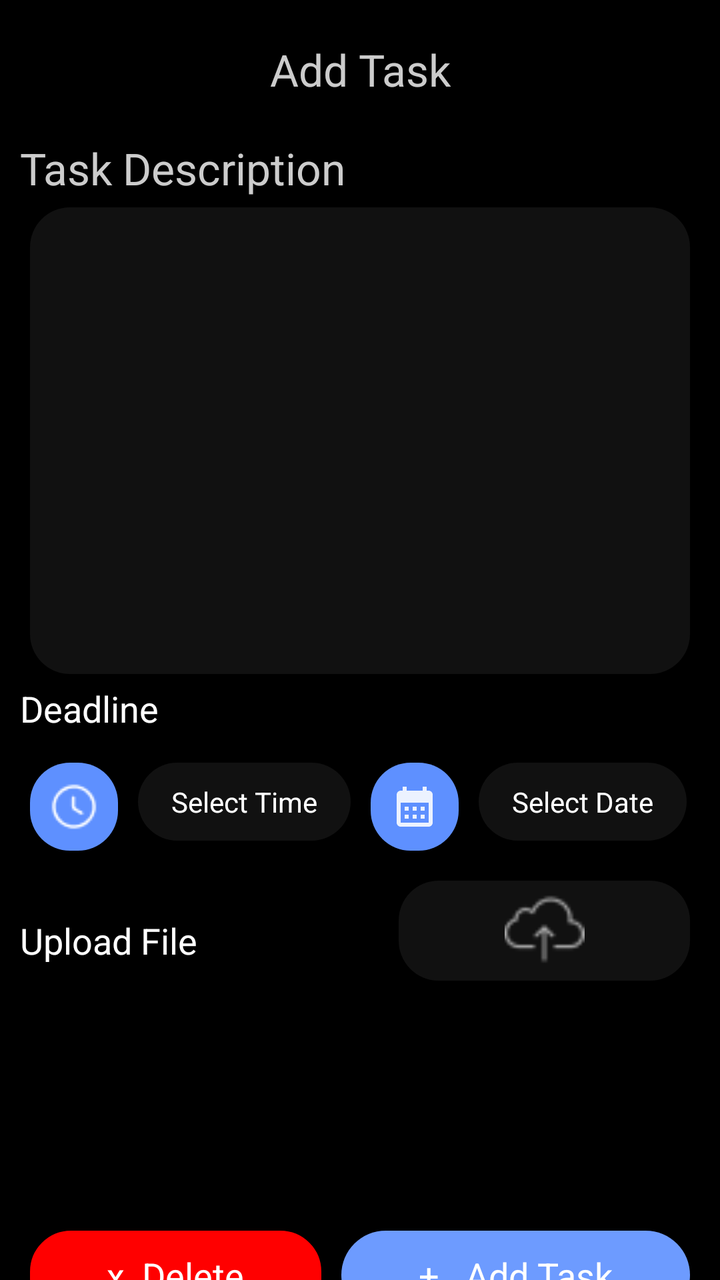
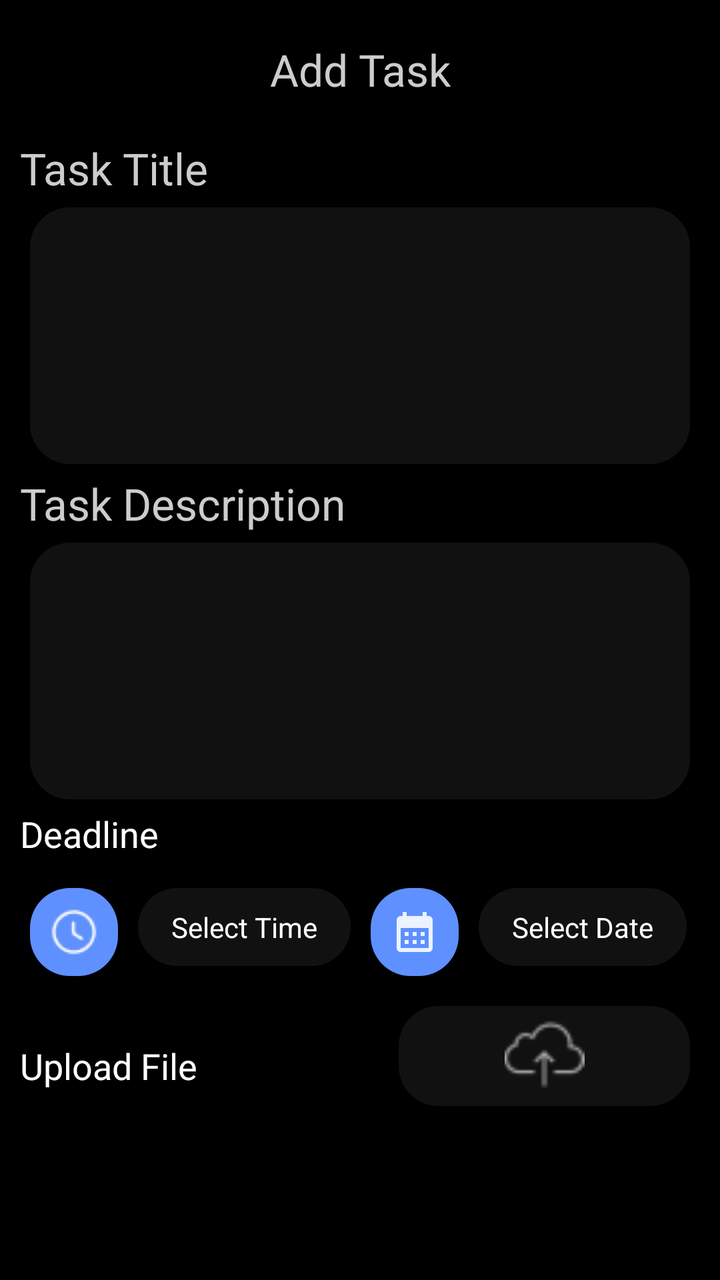

Compare the two renders of this Android layout. The source of the first and the diff that turns it into the second are given below.
<!-- AndroidManifest.xml: application theme AppTheme -->
<!-- res/layout/fragment_new_task.xml -->
<?xml version="1.0" encoding="utf-8"?>
<layout>

    <ScrollView xmlns:android="http://schemas.android.com/apk/res/android"
        xmlns:app="http://schemas.android.com/apk/res-auto"
        xmlns:tools="http://schemas.android.com/tools"
        android:layout_width="match_parent"
        android:layout_height="match_parent"
        android:background="@android:color/black"
        android:clickable="true">

        <LinearLayout
            android:layout_width="match_parent"
            android:layout_height="match_parent"

            android:orientation="vertical"
            android:padding="@dimen/_10dp"
            tools:context=".manager.activity.fragment.NewTaskFragment">

            <LinearLayout
                android:layout_width="match_parent"
                android:layout_height="wrap_content"
                android:layout_marginTop="10dp"
                android:layout_marginBottom="@dimen/_20dp">

                <ImageView

                    android:id="@+id/backBtn"
                    android:layout_width="wrap_content"
                    android:layout_height="wrap_content"
                    android:layout_marginStart="25dp"
                    android:src="@drawable/backbutton"
                    android:visibility="gone" />

                <TextView
                    android:layout_width="match_parent"
                    android:layout_height="wrap_content"
                    android:gravity="center"
                    android:text="Add Task"
                    android:textColor="@color/greyforText"
                    android:textSize="22sp" />
            </LinearLayout>

            <TextView
                android:layout_width="match_parent"
                android:layout_height="wrap_content"
                android:gravity="start"
                android:text="Task Description"
                android:textColor="@color/greyforText"
                android:textSize="22sp" />

            <ScrollView
                android:layout_width="match_parent"
                android:layout_height="wrap_content"
                android:layout_margin="5dp"
                android:fillViewport="true">

                <EditText
                    android:id="@+id/taskDescription"
                    android:layout_width="match_parent"
                    android:layout_height="wrap_content"
                    android:layout_gravity="top"
                    android:background="@drawable/grey_bg_rounded"
                    android:gravity="top"
                    android:inputType="textMultiLine"
                    android:isScrollContainer="true"
                    android:lines="10"
                    android:padding="10dp"
                    android:textColor="@color/white" />
            </ScrollView>

            <TextView
                android:layout_width="wrap_content"
                android:layout_height="wrap_content"
                android:layout_weight="1"
                android:text="Deadline"
                android:textColor="@color/white"
                android:textSize="18dp" />

            <LinearLayout
                android:layout_width="match_parent"
                android:layout_height="wrap_content"
                android:layout_marginTop="@dimen/_10">

                <ImageView
                    android:id="@+id/time"
                    android:layout_width="wrap_content"
                    android:layout_height="wrap_content"
                    android:layout_margin="@dimen/_5dp"
                    android:background="@drawable/blue_bg"
                    android:padding="@dimen/_10"
                    android:src="@drawable/clock_white" />

                <TextView
                    android:id="@+id/selectedTime"
                    android:layout_width="wrap_content"
                    android:layout_height="wrap_content"
                    android:layout_margin="@dimen/_5dp"
                    android:layout_marginStart="@dimen/_10dp"
                    android:background="@drawable/grey_bg_rounded"
                    android:gravity="center"
                    android:maxLines="5"
                    android:padding="@dimen/_10"
                    android:text="  Select Time  "
                    android:textColor="@color/white"
                    android:textColorHint="@color/white"
                    android:textSize="14sp" />

                <ImageView
                    android:id="@+id/calender"
                    android:layout_width="wrap_content"
                    android:layout_height="wrap_content"
                    android:layout_margin="@dimen/_5dp"
                    android:background="@drawable/blue_bg"
                    android:padding="@dimen/_10"
                    android:src="@drawable/baseline_calendar_month_24" />

                <TextView
                    android:id="@+id/deadline"
                    android:layout_width="wrap_content"
                    android:layout_height="wrap_content"
                    android:layout_margin="@dimen/_5dp"
                    android:layout_marginStart="@dimen/_10dp"
                    android:background="@drawable/grey_bg_rounded"
                    android:gravity="center"
                    android:maxLines="5"
                    android:padding="@dimen/_10"
                    android:text="  Select Date  "
                    android:textColor="@color/white"
                    android:textColorHint="@color/white"
                    android:textSize="14sp" />
            </LinearLayout>

            <LinearLayout
                android:layout_width="match_parent"
                android:layout_height="wrap_content"
                android:layout_marginTop="@dimen/_10"
                android:gravity="center"
                android:orientation="horizontal"
                android:weightSum="2">

                <TextView
                    android:layout_width="wrap_content"
                    android:layout_height="wrap_content"
                    android:layout_weight="1"
                    android:text="Upload File"
                    android:textColor="@color/white"
                    android:textSize="18dp" />

                <ImageView
                    android:id="@+id/uploadDoc"
                    android:layout_width="50dp"
                    android:layout_height="50dp"
                    android:layout_gravity="end"
                    android:layout_margin="@dimen/_5dp"
                    android:layout_weight="1"
                    android:background="@drawable/grey_bg_rounded"
                    android:padding="@dimen/_5dp"
                    android:src="@drawable/uploadwhite" />

































            </LinearLayout>

            <androidx.recyclerview.widget.RecyclerView
                android:id="@+id/fileRecycler"
                android:layout_width="match_parent"
                android:layout_height="wrap_content"
                android:layout_below="@+id/file"
                android:padding="5dp" />

            <LinearLayout
                android:layout_width="match_parent"
                android:layout_height="wrap_content"
                android:layout_marginTop="@dimen/_100dp"
                android:gravity="center"
                android:orientation="horizontal"
                android:weightSum="2">

                <TextView
                    android:id="@+id/delete"
                    android:layout_width="wrap_content"
                    android:layout_height="wrap_content"
                    android:layout_margin="@dimen/_5dp"
                    android:layout_weight="1"
                    android:background="@drawable/delete_btn"
                    android:gravity="center"
                    android:paddingTop="@dimen/_10"
                    android:paddingBottom="@dimen/_10"
                    android:text="x  Delete"
                    android:textColor="@color/white"
                    android:textSize="18dp" />

                <TextView
                    android:id="@+id/assignTask"
                    android:layout_width="wrap_content"
                    android:layout_height="wrap_content"
                    android:layout_margin="5dp"
                    android:layout_weight="1"
                    android:background="@drawable/attendancebutton"
                    android:gravity="center"
                    android:paddingTop="@dimen/_10"
                    android:paddingBottom="@dimen/_10"
                    android:text="+   Add Task"
                    android:textColor="@color/white"
                    android:textSize="18dp" />


            </LinearLayout>
        </LinearLayout>
    </ScrollView>

</layout>
<!-- resources referenced by this layout -->
<resources>
  <color name="greyforText">#CCCCCC</color>
  <color name="white">#FFFFFF</color>
  <dimen name="_10">10dp</dimen>
  <dimen name="_100dp">100dp</dimen>
  <dimen name="_10dp">10dp</dimen>
  <dimen name="_20dp">20dp</dimen>
  <dimen name="_5dp">5dp</dimen>
  <!-- drawable attendancebutton (drawable) -->
  <shape xmlns:android="http://schemas.android.com/apk/res/android"
      android:shape="rectangle">
      <solid android:color="#6D9BFF"/>
      <corners android:radius="25dp" /> 
  </shape>
  <!-- drawable backbutton: png bitmap (drawable, 227 bytes) -->
  <!-- drawable baseline_calendar_month_24 (drawable) -->
  <vector xmlns:android="http://schemas.android.com/apk/res/android" android:alpha="0.88" android:height="24dp" android:tint="#FFFFFF" android:viewportHeight="24" android:viewportWidth="24" android:width="24dp">
        
      <path android:fillColor="@android:color/white" android:pathData="M19,4h-1V2h-2v2H8V2H6v2H5C3.89,4 3.01,4.9 3.01,6L3,20c0,1.1 0.89,2 2,2h14c1.1,0 2,-0.9 2,-2V6C21,4.9 20.1,4 19,4zM19,20H5V10h14V20zM9,14H7v-2h2V14zM13,14h-2v-2h2V14zM17,14h-2v-2h2V14zM9,18H7v-2h2V18zM13,18h-2v-2h2V18zM17,18h-2v-2h2V18z"/>
      
  </vector>
  <!-- drawable blue_bg (drawable) -->
  <?xml version="1.0" encoding="utf-8"?>
  <shape xmlns:android="http://schemas.android.com/apk/res/android"
      android:shape="rectangle">
      <solid android:color="@color/lightBlue"/>
  <corners android:radius="@dimen/_20dp"/>
  </shape>
  <!-- drawable clock_white: png bitmap (drawable, 472 bytes) -->
  <!-- drawable delete_btn (drawable) -->
  <shape xmlns:android="http://schemas.android.com/apk/res/android"
      android:shape="rectangle">
      <solid android:color="#FF0000" /> 
      <corners android:radius="20dp" />
      <stroke
          android:width="1dp"
          android:color="#FF0000"
          />
  </shape>
  <!-- drawable grey_bg_rounded (drawable) -->
  <?xml version="1.0" encoding="utf-8"?>
  <shape xmlns:android="http://schemas.android.com/apk/res/android"
      android:shape="rectangle">
  <solid android:color="@color/greyBackground"/>
      <corners android:radius="@dimen/_20dp"/>
  </shape>
  <!-- drawable uploadwhite: png bitmap (drawable, 905 bytes) -->
  <style name="AppTheme" parent="Theme.MaterialComponents.Light.NoActionBar">
          <item name="colorPrimaryDark">@color/black</item>
          <item name="colorSurface">@color/white</item>
      </style>
  <color name="lightBlue">#5E90FF</color>
  <color name="greyBackground">#111111</color>
  <color name="black">#FF000000</color>
</resources>

<!-- the commit's change to res/layout/fragment_new_task.xml (unified diff, before → after) -->
@@ -45,6 +45,32 @@
                 android:layout_width="match_parent"
                 android:layout_height="wrap_content"
                 android:gravity="start"
+                android:text="Task Title"
+                android:textColor="@color/greyforText"
+                android:textSize="22sp" />
+            <ScrollView
+                android:layout_width="match_parent"
+                android:layout_height="wrap_content"
+                android:layout_margin="5dp"
+                android:fillViewport="true">
+
+                <EditText
+                    android:id="@+id/tasktitle"
+                    android:layout_width="match_parent"
+                    android:layout_height="wrap_content"
+                    android:layout_gravity="top"
+                    android:background="@drawable/grey_bg_rounded"
+                    android:gravity="top"
+                    android:inputType="textMultiLine"
+                    android:isScrollContainer="true"
+                    android:lines="5"
+                    android:padding="10dp"
+                    android:textColor="@color/white" />
+            </ScrollView>
+            <TextView
+                android:layout_width="match_parent"
+                android:layout_height="wrap_content"
+                android:gravity="start"
                 android:text="Task Description"
                 android:textColor="@color/greyforText"
                 android:textSize="22sp" />
@@ -64,7 +90,7 @@
                     android:gravity="top"
                     android:inputType="textMultiLine"
                     android:isScrollContainer="true"
-                    android:lines="10"
+                    android:lines="5"
                     android:padding="10dp"
                     android:textColor="@color/white" />
             </ScrollView>
